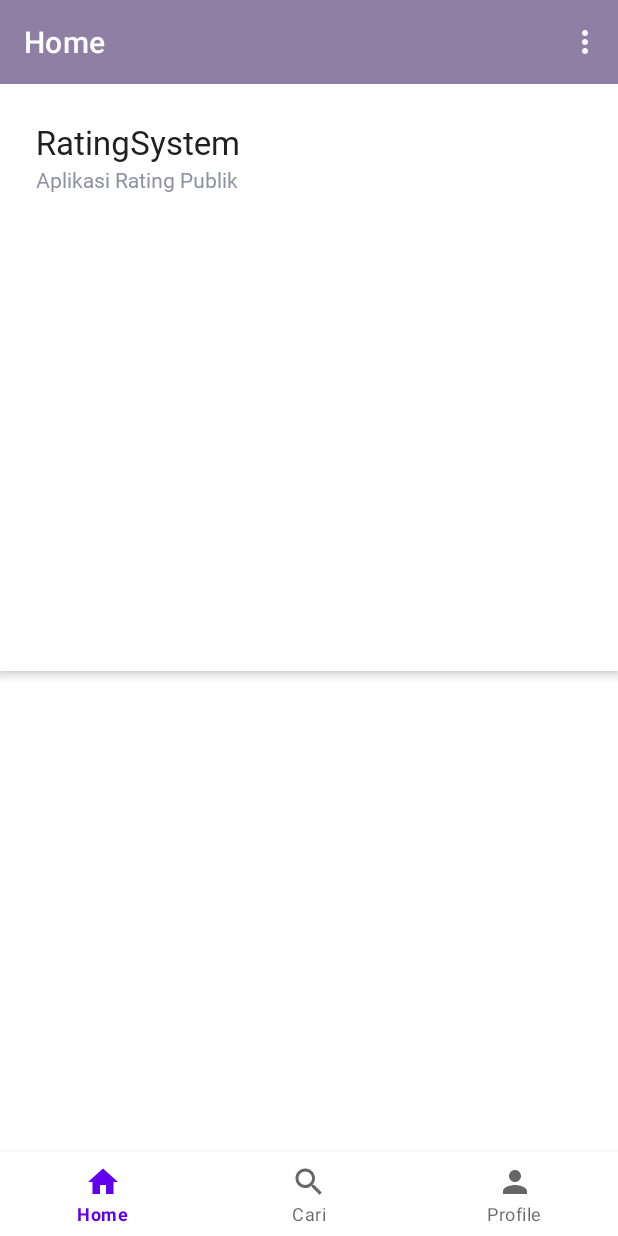
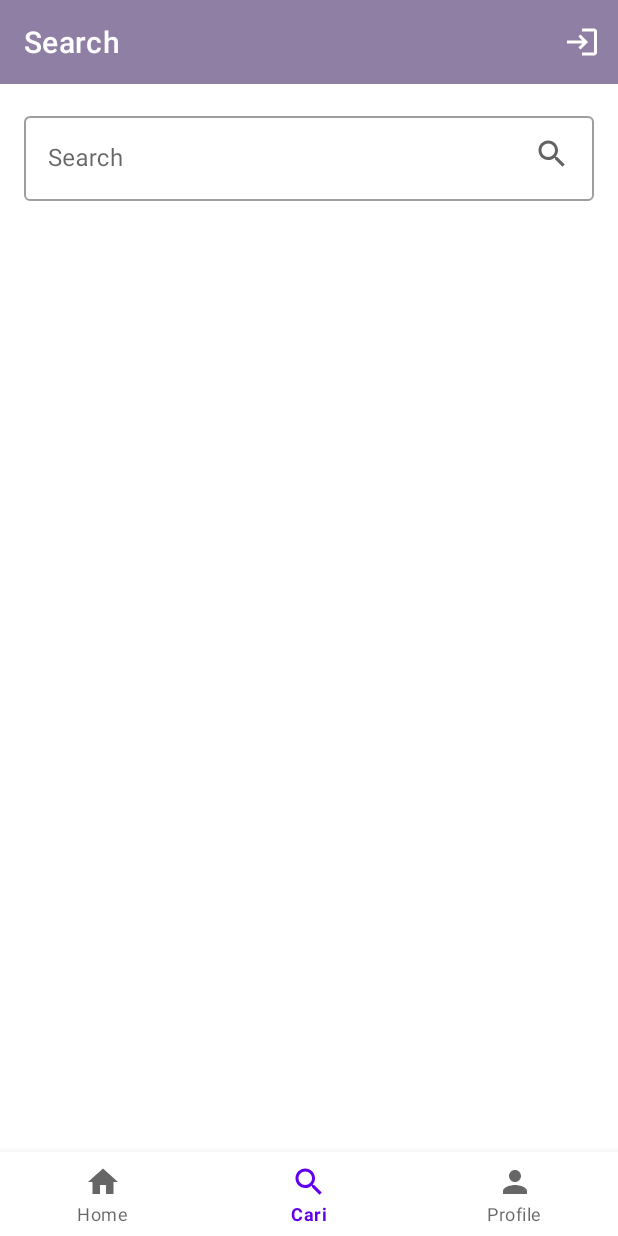
Before and after one commit to piyuid/final-project, an Android app: the HomeFragment screen opened directly, with no data from a screen before it, item 2 of the bottom bar chosen, on a phone screen of 412 x 824 dp. Run offline under Robolectric (Android 15) with nearby library versions, the phone set to English and light mode, and no system bars; our stand-ins replace Firebase (no records; nobody signed in at launch, a user with empty details on screens opened directly), navigation-ui; 2 statements that could not run were skipped.

Commit message:
progress search penambahan aset

```diff
--- a/sources/app/build.gradle
+++ b/sources/app/build.gradle
@@ -61,4 +61,6 @@ dependencies {
     implementation "androidx.navigation:navigation-ui-ktx:$nav_version"
 
     implementation 'com.squareup.picasso:picasso:2.71828'
+
+    implementation 'com.google.android.material:material:1.3.0'
 }
--- a/sources/app/src/main/java/com/dicoding/ratingapp/HomeFragment.kt
+++ b/sources/app/src/main/java/com/dicoding/ratingapp/HomeFragment.kt
@@ -5,9 +5,17 @@ import androidx.fragment.app.Fragment
 import android.view.LayoutInflater
 import android.view.View
 import android.view.ViewGroup
+import android.widget.LinearLayout
+import androidx.recyclerview.widget.LinearLayoutManager
+import androidx.recyclerview.widget.RecyclerView
+import com.dicoding.ratingapp.home.HomeAdapter
+import com.dicoding.ratingapp.model.dummy.HomeModel
+import kotlinx.android.synthetic.main.fragment_home.*
 
 
 class HomeFragment : Fragment() {
+
+    private var publiklist : ArrayList<HomeModel> = ArrayList()
     override fun onCreateView(
         inflater: LayoutInflater, container: ViewGroup?,
         savedInstanceState: Bundle?
@@ -15,4 +23,20 @@ class HomeFragment : Fragment() {
         // Inflate the layout for this fragment
         return inflater.inflate(R.layout.fragment_home, container, false)
     }
+
+    override fun onActivityCreated(savedInstanceState: Bundle?) {
+        super.onActivityCreated(savedInstanceState)
+
+        initDataDummy()
+        var adapter = HomeAdapter(publiklist,this)
+        val layoutManager: RecyclerView.LayoutManager = LinearLayoutManager(context,LinearLayoutManager.HORIZONTAL,false)
+        rcList.layoutManager = layoutManager
+        rcList.adapter = adapter
+    }
+
+    fun initDataDummy() {
+        publiklist = ArrayList()
+        publiklist.add(HomeModel("Cherry Healthy","",5f))
+        publiklist.add(HomeModel("Burger Tamayo","",4f))
+        publiklist.add(HomeModel("Bakhwan Cihuy","",4.5f))}
 }
--- /dev/null
+++ b/sources/app/src/main/java/com/dicoding/ratingapp/SearchFragment.kt
@@ -0,0 +1,20 @@
+package com.dicoding.ratingapp
+
+import android.os.Bundle
+import androidx.fragment.app.Fragment
+import android.view.LayoutInflater
+import android.view.View
+import android.view.ViewGroup
+
+
+class SearchFragment : Fragment() {
+
+
+    override fun onCreateView(
+        inflater: LayoutInflater, container: ViewGroup?,
+        savedInstanceState: Bundle?
+    ): View? {
+        // Inflate the layout for this fragment
+        return inflater.inflate(R.layout.fragment_search, container, false)
+    }
+}
--- /dev/null
+++ b/sources/app/src/main/res/drawable/ic_baseline_login_24.xml
@@ -0,0 +1,10 @@
+<vector xmlns:android="http://schemas.android.com/apk/res/android"
+    android:width="24dp"
+    android:height="24dp"
+    android:viewportWidth="24"
+    android:viewportHeight="24"
+    android:tint="?attr/colorControlNormal">
+  <path
+      android:fillColor="@android:color/white"
+      android:pathData="M11,7L9.6,8.4l2.6,2.6H2v2h10.2l-2.6,2.6L11,17l5,-5L11,7zM20,19h-8v2h8c1.1,0 2,-0.9 2,-2V5c0,-1.1 -0.9,-2 -2,-2h-8v2h8V19z"/>
+</vector>
--- a/sources/app/src/main/res/layout/fragment_home.xml
+++ b/sources/app/src/main/res/layout/fragment_home.xml
@@ -29,7 +29,7 @@
         android:layout_height="wrap_content"
         android:layout_marginStart="24dp"
         android:layout_marginTop="24dp"
-        android:text="RatingSystem"
+        android:text="@string/Rating"
         app:layout_constraintStart_toStartOf="parent"
         app:layout_constraintTop_toTopOf="parent" />
 
@@ -40,7 +40,7 @@
         android:layout_height="wrap_content"
         android:layout_marginStart="24dp"
         android:layout_marginTop="30dp"
-        android:text="Aplikasi Rating Publik"
+        android:text="@string/Publik"
         app:layout_constraintBottom_toBottomOf="parent"
         app:layout_constraintStart_toStartOf="parent"
         app:layout_constraintTop_toTopOf="@id/tvTitle" />
@@ -58,27 +58,28 @@
       />
 
   <androidx.coordinatorlayout.widget.CoordinatorLayout
-    android:layout_marginTop="24dp"
-    android:theme="@style/AppTheme.AppBarOverlay"
+      android:layout_marginTop="24dp"
+      android:theme="@style/AppTheme.AppBarOverlay"
       android:layout_width="match_parent"
       android:layout_height="match_parent">
 
     <com.google.android.material.appbar.AppBarLayout
-        android:background="#fff"
+        android:background="#FFF"
         android:theme="@style/AppTheme.AppBarOverlay"
         android:layout_width="match_parent"
         android:layout_height="wrap_content">
 
       <com.google.android.material.tabs.TabLayout
-          android:id="@+id/tablayout"
-          android:background="#fff"
+          android:id="@+id/tabLayout"
+          android:background="#FFF"
           android:layout_width="match_parent"
           android:layout_height="wrap_content"
           app:tabIndicatorFullWidth="false"
           app:tabMode="scrollable"
           app:tabSelectedTextColor="#020202"
-          app:tabIndicator="#020202"
-          app:tabTextAppearance="@style/Tab" />
+          app:tabIndicatorColor="#020202"
+          app:tabTextAppearance="@style/Tab"/>
+
     </com.google.android.material.appbar.AppBarLayout>
 
     <androidx.viewpager.widget.ViewPager
--- /dev/null
+++ b/sources/app/src/main/res/layout/fragment_search.xml
@@ -0,0 +1,67 @@
+<?xml version="1.0" encoding="utf-8"?>
+<androidx.constraintlayout.widget.ConstraintLayout
+    xmlns:android="http://schemas.android.com/apk/res/android"
+    xmlns:app="http://schemas.android.com/apk/res-auto"
+    xmlns:tools="http://schemas.android.com/tools"
+    android:layout_width="match_parent"
+    android:layout_height="match_parent"
+    tools:context=".SearchFragment">
+
+    <FrameLayout
+        android:id="@+id/frameLayout"
+        android:layout_width="0dp"
+        android:layout_height="wrap_content"
+        android:layout_marginStart="16dp"
+        android:layout_marginTop="16dp"
+        android:layout_marginEnd="16dp"
+        app:layout_constraintEnd_toEndOf="parent"
+        app:layout_constraintStart_toStartOf="parent"
+        app:layout_constraintTop_toTopOf="parent">
+
+        <com.google.android.material.textfield.TextInputLayout
+            style="@style/Widget.MaterialComponents.TextInputLayout.OutlinedBox"
+            android:layout_width="match_parent"
+            android:layout_height="wrap_content">
+
+            <com.google.android.material.textfield.TextInputEditText
+                android:id="@+id/et_query"
+                android:layout_width="match_parent"
+                android:layout_height="match_parent"
+                android:hint="Search"
+                android:inputType="text"
+                android:maxLines="1" />
+
+        </com.google.android.material.textfield.TextInputLayout>
+
+        <ImageView
+            android:id="@+id/btn_search"
+            android:layout_width="wrap_content"
+            android:layout_height="wrap_content"
+            android:layout_gravity="right|center_vertical"
+            android:layout_marginEnd="16dp"
+            android:src="@drawable/ic_baseline_search_24" />
+
+    </FrameLayout>
+
+    <androidx.recyclerview.widget.RecyclerView
+        android:id="@+id/rv_user"
+        android:layout_width="0dp"
+        android:layout_height="0dp"
+        app:layout_constraintBottom_toBottomOf="parent"
+        app:layout_constraintEnd_toEndOf="parent"
+        app:layout_constraintStart_toStartOf="parent"
+        app:layout_constraintTop_toBottomOf="@+id/frameLayout" />
+
+    <ProgressBar
+        android:id="@+id/progress_bar"
+        style="?android:attr/progressBarStyle"
+        android:layout_width="wrap_content"
+        android:layout_height="wrap_content"
+        app:layout_constraintBottom_toBottomOf="parent"
+        app:layout_constraintEnd_toEndOf="parent"
+        app:layout_constraintStart_toStartOf="parent"
+        app:layout_constraintTop_toBottomOf="@+id/frameLayout"
+        app:layout_constraintVertical_bias="0.495"
+        android:visibility="gone"/>
+
+</androidx.constraintlayout.widget.ConstraintLayout>
--- a/sources/app/src/main/res/menu/option_menu.xml
+++ b/sources/app/src/main/res/menu/option_menu.xml
@@ -1,6 +1,9 @@
 <?xml version="1.0" encoding="utf-8"?>
-<menu xmlns:android="http://schemas.android.com/apk/res/android">
+<menu xmlns:android="http://schemas.android.com/apk/res/android"
+    xmlns:app="http://schemas.android.com/apk/res-auto">
     <item
         android:id="@+id/logout"
-        android:title="@string/logout" />
+        android:title="@string/logout"
+        android:icon="@drawable/ic_baseline_login_24"
+        app:showAsAction="collapseActionView|always"/>
 </menu>
--- a/sources/app/src/main/res/navigation/mobile_navigation.xml
+++ b/sources/app/src/main/res/navigation/mobile_navigation.xml
@@ -44,6 +44,11 @@
             app:popUpTo="@id/nav_profile"
             app:popUpToInclusive="true" />
     </fragment>
+    <fragment
+        android:id="@+id/nav_search"
+        android:name="com.dicoding.ratingapp.SearchFragment"
+        android:label="Search"
+        tools:layout="@layout/fragment_search" />
 
 
 </navigation>
--- a/sources/app/src/main/res/values/strings.xml
+++ b/sources/app/src/main/res/values/strings.xml
@@ -26,4 +26,6 @@
     <string name="Alamat">Alamat</string>
     <string name="JenisKelamin">Jenis Kelamin</string>
     <string name="search">Cari</string>
+    <string name="Publik">Aplikasi Rating Publik</string>
+    <string name="Rating">RatingSystem</string>
 </resources>
--- a/sources/build.gradle
+++ b/sources/build.gradle
@@ -6,7 +6,7 @@ buildscript {
         jcenter()
     }
     dependencies {
-        classpath "com.android.tools.build:gradle:4.1.3"
+        classpath 'com.android.tools.build:gradle:4.2.1'
         classpath "org.jetbrains.kotlin:kotlin-gradle-plugin:$kotlin_version"
         classpath 'com.google.gms:google-services:4.3.8'
         classpath "androidx.navigation:navigation-safe-args-gradle-plugin:2.1.0-alpha04"
```
Also changed, not shown: sources/gradle/wrapper/gradle-wrapper.properties.
